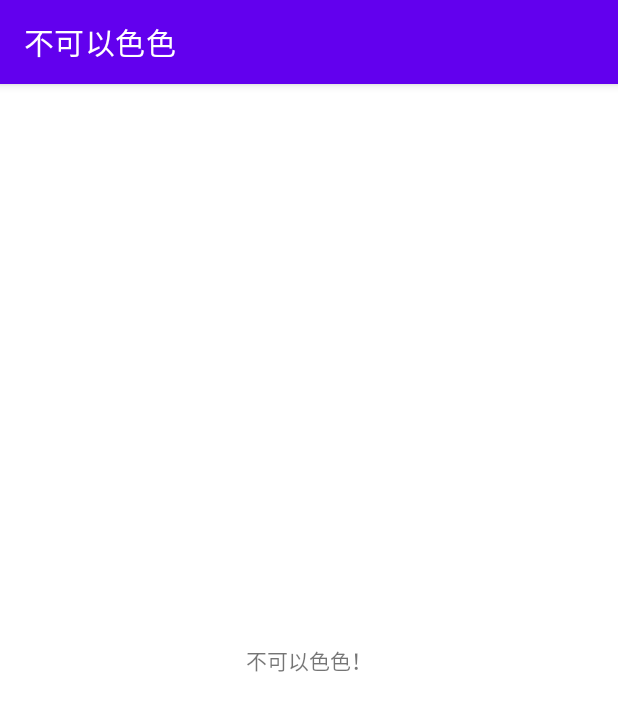
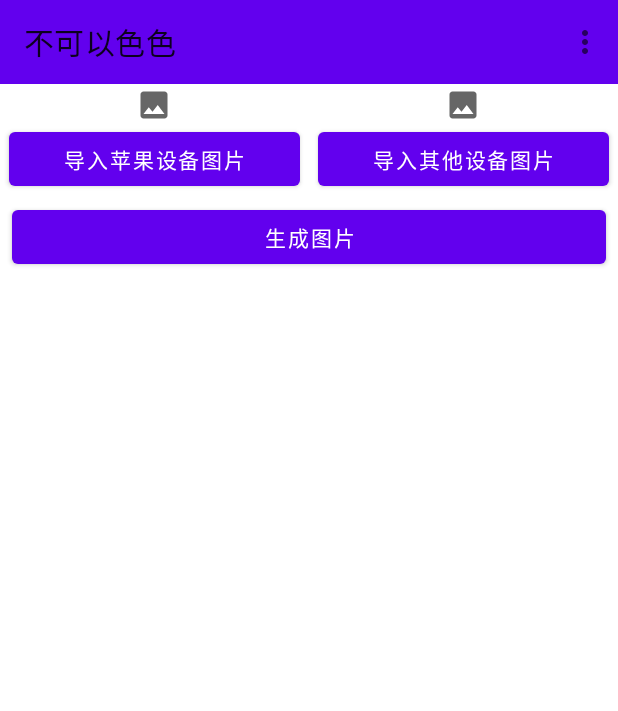
Before and after one commit to aimerneige/nosese, an Android app: the screen it shows after launch (MainActivity), on a phone screen of 412 x 824 dp. Shown: the top 711 px of the screen. Run offline under Robolectric (Android 15) with nearby library versions, the phone set to English and light mode, and no system bars.

Commit message:
basic view

```diff
--- a/app/src/main/AndroidManifest.xml
+++ b/app/src/main/AndroidManifest.xml
@@ -8,7 +8,13 @@
         android:label="@string/app_name"
         android:roundIcon="@mipmap/ic_launcher_round"
         android:supportsRtl="true"
-        android:theme="@style/Theme.不可以色色">
+        android:theme="@style/Theme.Nosese">
+        <activity
+            android:name=".AboutActivity"
+            android:exported="false" />
+        <activity
+            android:name=".SettingsActivity"
+            android:exported="false" />
         <activity
             android:name=".MainActivity"
             android:exported="true">
--- /dev/null
+++ b/app/src/main/java/com/aimerneige/nosese/AboutActivity.java
@@ -0,0 +1,14 @@
+package com.aimerneige.nosese;
+
+import androidx.appcompat.app.AppCompatActivity;
+
+import android.os.Bundle;
+
+public class AboutActivity extends AppCompatActivity {
+
+    @Override
+    protected void onCreate(Bundle savedInstanceState) {
+        super.onCreate(savedInstanceState);
+        setContentView(R.layout.activity_about);
+    }
+}
--- a/app/src/main/java/com/aimerneige/nosese/MainActivity.java
+++ b/app/src/main/java/com/aimerneige/nosese/MainActivity.java
@@ -1,8 +1,14 @@
 package com.aimerneige.nosese;
 
+import androidx.annotation.NonNull;
 import androidx.appcompat.app.AppCompatActivity;
 
+import android.content.Intent;
 import android.os.Bundle;
+import android.view.Menu;
+import android.view.MenuItem;
+
+import com.google.android.material.appbar.MaterialToolbar;
 
 public class MainActivity extends AppCompatActivity {
 
@@ -10,5 +16,37 @@ public class MainActivity extends AppCompatActivity {
     protected void onCreate(Bundle savedInstanceState) {
         super.onCreate(savedInstanceState);
         setContentView(R.layout.activity_main);
+        initView();
+    }
+
+    private void initView() {
+        MaterialToolbar toolbar = findViewById(R.id.main_toolbar);
+        setSupportActionBar(toolbar);
+    }
+
+    @Override
+    public boolean onCreateOptionsMenu(Menu menu) {
+        getMenuInflater().inflate(R.menu.main_toolbar_menu, menu);
+        return true;
+    }
+
+    @Override
+    public boolean onOptionsItemSelected(@NonNull MenuItem item) {
+        switch (item.getItemId()) {
+            case R.id.menu_item_settings: {
+                Intent intent = new Intent(MainActivity.this, SettingsActivity.class);
+                startActivity(intent);
+                break;
+            }
+            case R.id.menu_item_about: {
+                Intent intent = new Intent(MainActivity.this, AboutActivity.class);
+                startActivity(intent);
+                break;
+            }
+            default: {
+                break;
+            }
+        }
+        return super.onOptionsItemSelected(item);
     }
 }
--- /dev/null
+++ b/app/src/main/java/com/aimerneige/nosese/SettingsActivity.java
@@ -0,0 +1,14 @@
+package com.aimerneige.nosese;
+
+import androidx.appcompat.app.AppCompatActivity;
+
+import android.os.Bundle;
+
+public class SettingsActivity extends AppCompatActivity {
+
+    @Override
+    protected void onCreate(Bundle savedInstanceState) {
+        super.onCreate(savedInstanceState);
+        setContentView(R.layout.activity_settings);
+    }
+}
--- /dev/null
+++ b/app/src/main/res/drawable/ic_baseline_image_24.xml
@@ -0,0 +1,10 @@
+<vector xmlns:android="http://schemas.android.com/apk/res/android"
+    android:width="24dp"
+    android:height="24dp"
+    android:viewportWidth="24"
+    android:viewportHeight="24"
+    android:tint="?attr/colorControlNormal">
+  <path
+      android:fillColor="@android:color/white"
+      android:pathData="M21,19V5c0,-1.1 -0.9,-2 -2,-2H5c-1.1,0 -2,0.9 -2,2v14c0,1.1 0.9,2 2,2h14c1.1,0 2,-0.9 2,-2zM8.5,13.5l2.5,3.01L14.5,12l4.5,6H5l3.5,-4.5z"/>
+</vector>
--- /dev/null
+++ b/app/src/main/res/layout/activity_about.xml
@@ -0,0 +1,9 @@
+<?xml version="1.0" encoding="utf-8"?>
+<androidx.constraintlayout.widget.ConstraintLayout xmlns:android="http://schemas.android.com/apk/res/android"
+    xmlns:app="http://schemas.android.com/apk/res-auto"
+    xmlns:tools="http://schemas.android.com/tools"
+    android:layout_width="match_parent"
+    android:layout_height="match_parent"
+    tools:context=".AboutActivity">
+
+</androidx.constraintlayout.widget.ConstraintLayout>
--- a/app/src/main/res/layout/activity_main.xml
+++ b/app/src/main/res/layout/activity_main.xml
@@ -1,18 +1,102 @@
 <?xml version="1.0" encoding="utf-8"?>
-<androidx.constraintlayout.widget.ConstraintLayout xmlns:android="http://schemas.android.com/apk/res/android"
+<androidx.coordinatorlayout.widget.CoordinatorLayout xmlns:android="http://schemas.android.com/apk/res/android"
     xmlns:app="http://schemas.android.com/apk/res-auto"
     xmlns:tools="http://schemas.android.com/tools"
     android:layout_width="match_parent"
     android:layout_height="match_parent"
     tools:context=".MainActivity">
 
-    <TextView
-        android:layout_width="wrap_content"
+    <com.google.android.material.appbar.AppBarLayout
+        android:layout_width="match_parent"
         android:layout_height="wrap_content"
-        android:text="不可以色色！"
-        app:layout_constraintBottom_toBottomOf="parent"
-        app:layout_constraintLeft_toLeftOf="parent"
-        app:layout_constraintRight_toRightOf="parent"
-        app:layout_constraintTop_toTopOf="parent" />
+        android:elevation="0dp"
+        android:stateListAnimator="@null">
 
-</androidx.constraintlayout.widget.ConstraintLayout>
+        <com.google.android.material.appbar.MaterialToolbar
+            android:id="@+id/main_toolbar"
+            android:layout_width="match_parent"
+            android:layout_height="wrap_content"
+            app:menu="@menu/main_toolbar_menu"
+            app:title="@string/app_name" />
+
+    </com.google.android.material.appbar.AppBarLayout>
+
+    <androidx.core.widget.NestedScrollView
+        android:layout_width="match_parent"
+        android:layout_height="match_parent"
+        app:layout_behavior="@string/appbar_scrolling_view_behavior">
+
+        <LinearLayout
+            android:layout_width="match_parent"
+            android:layout_height="wrap_content"
+            android:orientation="vertical">
+
+            <LinearLayout
+                android:layout_width="match_parent"
+                android:layout_height="wrap_content"
+                android:orientation="horizontal">
+
+                <LinearLayout
+                    android:id="@+id/apple_image"
+                    android:layout_width="0dp"
+                    android:layout_height="wrap_content"
+                    android:layout_weight="1"
+                    android:orientation="vertical"
+                    android:padding="2dp">
+
+                    <ImageView
+                        android:layout_width="wrap_content"
+                        android:layout_height="wrap_content"
+                        android:layout_gravity="center"
+                        android:scaleType="centerCrop"
+                        android:src="@drawable/ic_baseline_image_24" />
+
+                    <Button
+                        android:id="@+id/import_apple_btn"
+                        android:layout_width="match_parent"
+                        android:layout_height="wrap_content"
+                        android:layout_marginHorizontal="4dp"
+                        android:text="导入苹果设备图片" />
+
+                </LinearLayout>
+
+                <LinearLayout
+                    android:layout_width="0dp"
+                    android:layout_height="wrap_content"
+                    android:layout_weight="1"
+                    android:orientation="vertical"
+                    android:padding="2dp">
+
+                    <ImageView
+                        android:id="@+id/other_image"
+                        android:layout_width="wrap_content"
+                        android:layout_height="wrap_content"
+                        android:layout_gravity="center"
+                        android:scaleType="centerCrop"
+                        android:src="@drawable/ic_baseline_image_24" />
+
+                    <Button
+                        android:id="@+id/import_others_btn"
+                        android:layout_width="match_parent"
+                        android:layout_height="wrap_content"
+                        android:layout_marginHorizontal="4dp"
+                        android:text="导入其他设备图片" />
+
+                </LinearLayout>
+
+            </LinearLayout>
+
+            <Button
+                android:id="@+id/generate_btn"
+                android:layout_width="match_parent"
+                android:layout_height="wrap_content"
+                android:layout_marginHorizontal="8dp"
+                android:layout_marginVertical="2dp"
+                android:text="生成图片" />
+
+        </LinearLayout>
+
+    </androidx.core.widget.NestedScrollView>
+
+
+</androidx.coordinatorlayout.widget.CoordinatorLayout>
--- /dev/null
+++ b/app/src/main/res/layout/activity_settings.xml
@@ -0,0 +1,9 @@
+<?xml version="1.0" encoding="utf-8"?>
+<androidx.constraintlayout.widget.ConstraintLayout xmlns:android="http://schemas.android.com/apk/res/android"
+    xmlns:app="http://schemas.android.com/apk/res-auto"
+    xmlns:tools="http://schemas.android.com/tools"
+    android:layout_width="match_parent"
+    android:layout_height="match_parent"
+    tools:context=".SettingsActivity">
+
+</androidx.constraintlayout.widget.ConstraintLayout>
--- /dev/null
+++ b/app/src/main/res/menu/main_toolbar_menu.xml
@@ -0,0 +1,12 @@
+<?xml version="1.0" encoding="utf-8"?>
+<menu xmlns:android="http://schemas.android.com/apk/res/android"
+    xmlns:app="http://schemas.android.com/apk/res-auto">
+    <item
+        android:id="@+id/menu_item_settings"
+        android:title="设置"
+        app:showAsAction="never" />
+    <item
+        android:id="@+id/menu_item_about"
+        android:title="关于"
+        app:showAsAction="never" />
+</menu>
--- a/app/src/main/res/values/themes.xml
+++ b/app/src/main/res/values/themes.xml
@@ -1,6 +1,6 @@
 <resources xmlns:tools="http://schemas.android.com/tools">
     <!-- Base application theme. -->
-    <style name="Theme.不可以色色" parent="Theme.MaterialComponents.DayNight.DarkActionBar">
+    <style name="Theme.Nosese" parent="Theme.MaterialComponents.DayNight.NoActionBar">
         <!-- Primary brand color. -->
         <item name="colorPrimary">@color/purple_500</item>
         <item name="colorPrimaryVariant">@color/purple_700</item>
```
